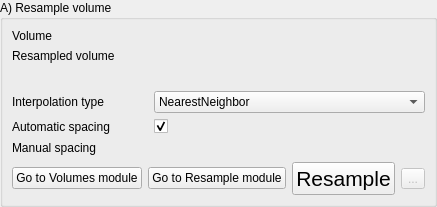
This is Modules/Scripted/Workflow/Widgets/Resources/UI/ResampleWidget.ui in KitwareMedical/Deprecated-VesselView as Qt 5 draws it before an edit. The edited form follows.
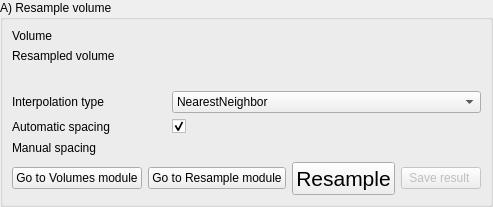
This is the edited form. Custom widgets are drawn as their Qt base class.

Commit message:
ENH: Add Save result text to the save buttons
As a result of this, the tool button were promoted to push buttons.
Note that the "Save results " text as an extra space in the end to provide
a more balanced-looking widget.

```diff
--- a/Modules/Scripted/Workflow/Widgets/Resources/UI/ResampleWidget.ui
+++ b/Modules/Scripted/Workflow/Widgets/Resources/UI/ResampleWidget.ui
@@ -98,7 +98,7 @@
          </widget>
         </item>
         <item>
-         <widget class="QToolButton" name="ResampleSaveToolButton">
+         <widget class="QPushButton" name="ResampleSavePushButton">
           <property name="enabled">
            <bool>false</bool>
           </property>
@@ -106,12 +106,7 @@
            <string>Save the output image</string>
           </property>
           <property name="text">
-           <string>...</string>
-          </property>
-          <property name="workflow" stdset="0">
-           <stringlist>
-            <string>0</string>
-           </stringlist>
+           <string>Save result </string>
           </property>
          </widget>
         </item>
```
The commit also changes 13 other files.
